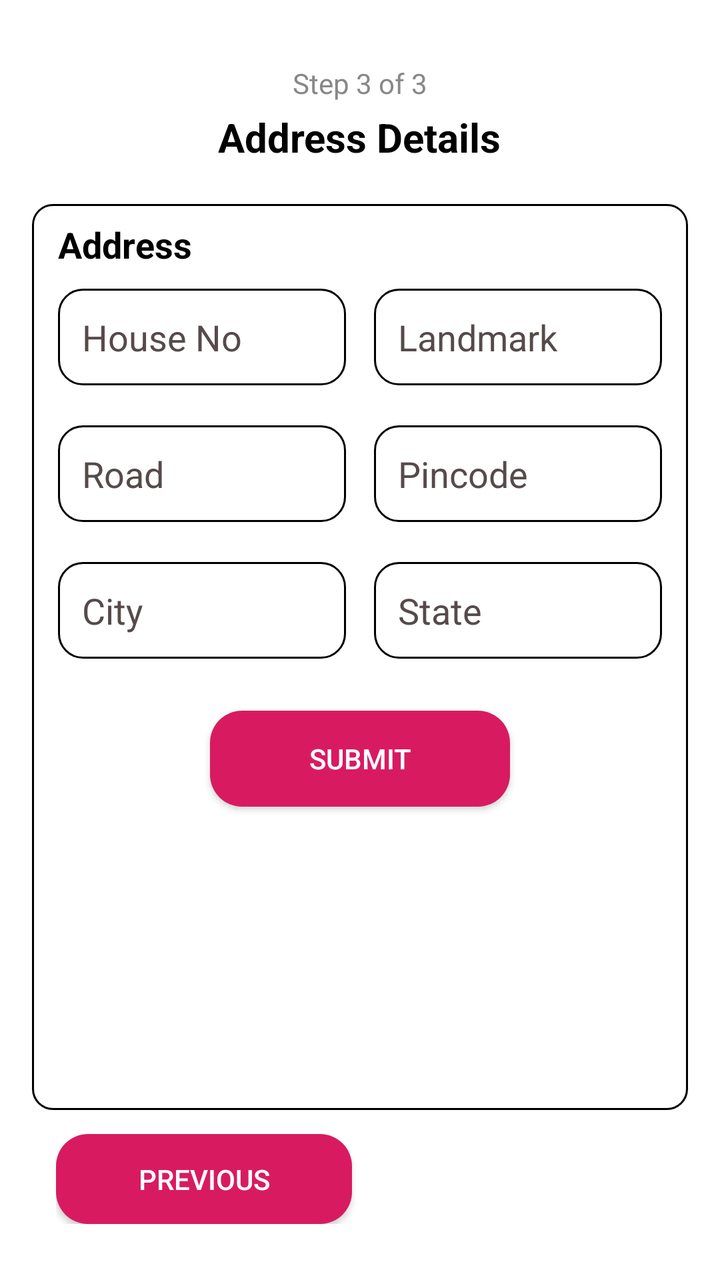
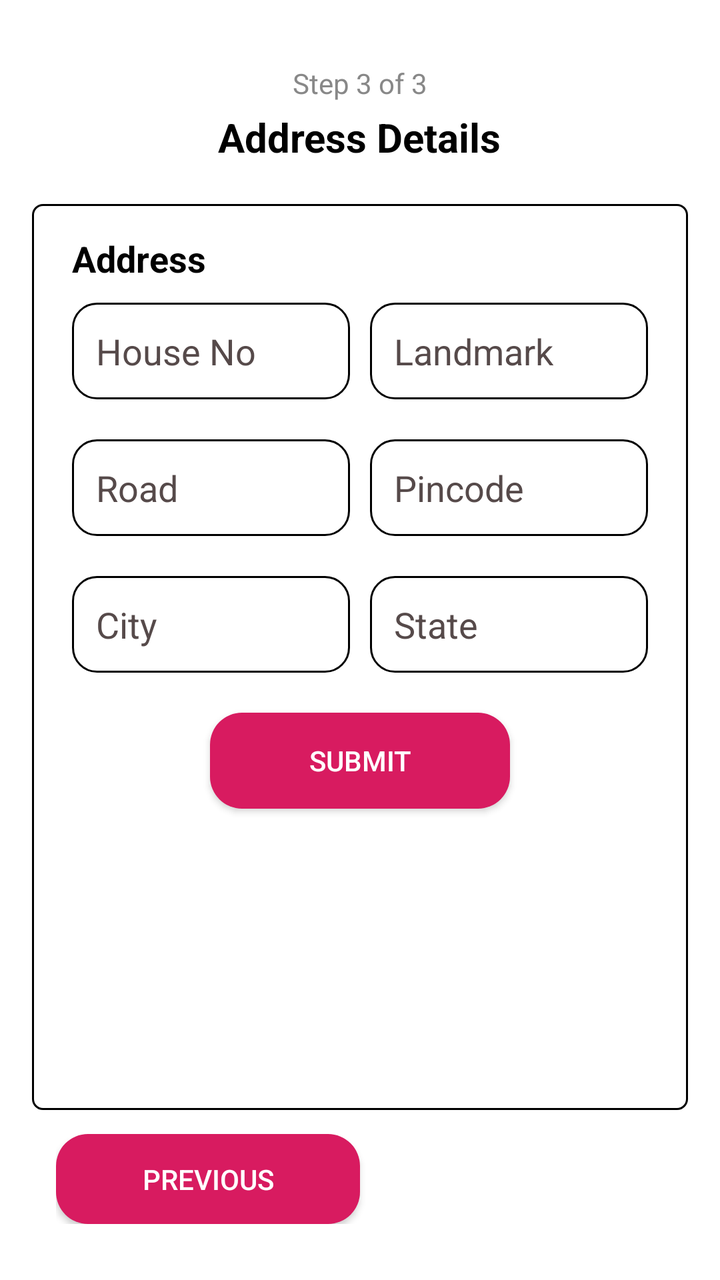

Before-and-after screenshots of an Android layout around one commit, followed by the original layout XML and the change that was made.
<!-- AndroidManifest.xml: application theme Theme.EmergencySOS -->
<!-- res/layout/activity_address.xml -->
<?xml version="1.0" encoding="utf-8"?>
<RelativeLayout xmlns:android="http://schemas.android.com/apk/res/android"
    xmlns:app="http://schemas.android.com/apk/res-auto"
    xmlns:tools="http://schemas.android.com/tools"
    android:id="@+id/main"
    android:layout_width="match_parent"
    android:layout_height="match_parent"
    android:background="@color/white"
    android:padding="16dp"
    tools:context=".Screens.AddressActivity">

    
    <LinearLayout
        android:id="@+id/headerLayout"
        android:layout_width="match_parent"
        android:layout_height="wrap_content"
        android:orientation="vertical"
        android:gravity="center_horizontal"
        android:paddingTop="16dp"
        android:paddingBottom="10dp">

        <TextView
            android:id="@+id/tvStep"
            android:layout_width="wrap_content"
            android:layout_height="wrap_content"
            android:text="Step 3 of 3"
            android:textSize="14sp"
            android:textColor="#888888" />

        <TextView
            android:id="@+id/tvPageTitle"
            android:layout_width="wrap_content"
            android:layout_height="wrap_content"
            android:text="Address Details"
            android:textSize="20sp"
            android:textStyle="bold"
            android:textColor="@color/black"
            android:layout_marginTop="4dp" />
    </LinearLayout>

    
    <ScrollView
        android:id="@+id/scrollView"
        android:layout_width="match_parent"
        android:layout_height="match_parent"
        android:layout_below="@id/headerLayout"
        android:layout_above="@+id/buttonContainer"
        android:layout_marginTop="10dp"
        android:fillViewport="true">

        <LinearLayout
            android:layout_width="match_parent"
            android:layout_height="wrap_content"
            android:orientation="vertical"
            android:padding="3dp"
            android:background="@drawable/linear_bg">

            <TextView
                android:layout_width="wrap_content"
                android:layout_height="wrap_content"
                android:text="Address"
                android:textStyle="bold"
                android:textColor="@color/black"
                android:textSize="18sp"
                android:layout_marginStart="10dp"
                android:layout_marginTop="5dp" />

            
            <LinearLayout
                android:layout_width="match_parent"
                android:layout_height="wrap_content"
                android:padding="10dp"
                android:orientation="horizontal">

                <EditText
                    android:id="@+id/ethouseno"
                    android:layout_width="0dp"
                    android:layout_height="wrap_content"
                    android:hint="House No"
                    android:layout_weight="1"
                    android:layout_marginEnd="7dp"
                    android:textColor="@color/black"
                    android:textColorHint="#564A4A"
                    android:background="@drawable/edittext_bg"
                    android:padding="12dp"
                    android:inputType="textPostalAddress" />

                <EditText
                    android:id="@+id/etlandmark"
                    android:layout_width="0dp"
                    android:layout_height="wrap_content"
                    android:hint="Landmark"
                    android:layout_weight="1"
                    android:layout_marginStart="7dp"
                    android:textColor="@color/black"
                    android:textColorHint="#564A4A"
                    android:background="@drawable/edittext_bg"
                    android:padding="12dp"
                    android:inputType="textPostalAddress" />
            </LinearLayout>

            
            <LinearLayout
                android:layout_width="match_parent"
                android:layout_height="wrap_content"
                android:padding="10dp"
                android:orientation="horizontal">

                <EditText
                    android:id="@+id/etRoad"
                    android:layout_width="0dp"
                    android:layout_height="wrap_content"
                    android:hint="Road"
                    android:layout_weight="1"
                    android:layout_marginEnd="7dp"
                    android:textColor="@color/black"
                    android:textColorHint="#564A4A"
                    android:background="@drawable/edittext_bg"
                    android:padding="12dp"
                    android:inputType="textPostalAddress" />

                <EditText
                    android:id="@+id/etPincode"
                    android:layout_width="0dp"
                    android:layout_height="wrap_content"
                    android:hint="Pincode"
                    android:layout_weight="1"
                    android:layout_marginStart="7dp"
                    android:textColor="@color/black"
                    android:textColorHint="#564A4A"
                    android:background="@drawable/edittext_bg"
                    android:padding="12dp"
                    android:inputType="number" />
            </LinearLayout>

            
            <LinearLayout
                android:layout_width="match_parent"
                android:layout_height="wrap_content"
                android:padding="10dp"
                android:orientation="horizontal">

                <EditText
                    android:id="@+id/etcity"
                    android:layout_width="0dp"
                    android:layout_height="wrap_content"
                    android:hint="City"
                    android:layout_weight="1"
                    android:layout_marginEnd="7dp"
                    android:textColor="@color/black"
                    android:textColorHint="#564A4A"
                    android:background="@drawable/edittext_bg"
                    android:padding="12dp"
                    android:inputType="textPostalAddress" />

                <EditText
                    android:id="@+id/etstate"
                    android:layout_width="0dp"
                    android:layout_height="wrap_content"
                    android:hint="State"
                    android:layout_weight="1"
                    android:layout_marginStart="7dp"
                    android:textColor="@color/black"
                    android:textColorHint="#564A4A"
                    android:background="@drawable/edittext_bg"
                    android:padding="12dp"
                    android:inputType="textPostalAddress" />
            </LinearLayout>

            
            <androidx.appcompat.widget.AppCompatButton
                android:id="@+id/btnSubmit"
                android:layout_width="wrap_content"
                android:layout_height="wrap_content"
                android:text="Submit"
                android:layout_gravity="center"
                android:minWidth="150dp"
                android:layout_margin="16dp"
                android:textColor="@android:color/white"
                android:background="@drawable/signupbutton_bg" />
        </LinearLayout>
    </ScrollView>

    
    <LinearLayout
        android:id="@+id/buttonContainer"
        android:layout_width="match_parent"
        android:layout_height="wrap_content"
        android:layout_alignParentBottom="true"
        android:orientation="horizontal"
        android:padding="12dp"
        android:weightSum="2">

        <androidx.appcompat.widget.AppCompatButton
            android:id="@+id/btnPrevious"
            android:layout_width="0dp"
            android:layout_height="45dp"
            android:layout_weight="1"
            android:layout_marginEnd="8dp"
            android:text="Previous"
            android:textColor="@android:color/white"
            android:background="@drawable/signupbutton_bg" />
    </LinearLayout>

</RelativeLayout>
<!-- resources referenced by this layout -->
<resources>
  <color name="black">#FF000000</color>
  <color name="white">#FFFFFFFF</color>
  <!-- drawable edittext_bg (drawable) -->
  <shape xmlns:android="http://schemas.android.com/apk/res/android"
      android:shape="rectangle">
      <solid android:color="#FFFFFF" />
      <stroke
          android:width="1dp"
          android:color="#000" />
      <corners android:radius="12dp" />
  </shape>
  <!-- drawable linear_bg (drawable) -->
  <?xml version="1.0" encoding="utf-8"?>
  <shape xmlns:android="http://schemas.android.com/apk/res/android">
  
   <solid
    android:color="#fff"/>
  
  <stroke
      android:color="@color/black"
      android:width="1dp"/>
   <corners
       android:radius="10dp"/>
  </shape>
  <!-- drawable signupbutton_bg (drawable) -->
  <shape xmlns:android="http://schemas.android.com/apk/res/android"
      android:shape="rectangle">
      <solid android:color="#D81B60" />
      <corners android:radius="16dp" />
  </shape>
  <style name="Theme.EmergencySOS" parent="Base.Theme.EmergencySOS" />
  <style name="Base.Theme.EmergencySOS" parent="Theme.Material3.DayNight.NoActionBar">
          
          
      </style>
</resources>

<!-- the commit's change to res/layout/activity_address.xml (unified diff, before → after) -->
@@ -1,23 +1,26 @@
 <?xml version="1.0" encoding="utf-8"?>
-<RelativeLayout xmlns:android="http://schemas.android.com/apk/res/android"
+<androidx.constraintlayout.widget.ConstraintLayout
+    xmlns:android="http://schemas.android.com/apk/res/android"
     xmlns:app="http://schemas.android.com/apk/res-auto"
     xmlns:tools="http://schemas.android.com/tools"
-    android:id="@+id/main"
     android:layout_width="match_parent"
     android:layout_height="match_parent"
+    android:padding="16dp"
     android:background="@color/white"
-    android:padding="16dp"
-    tools:context=".Screens.AddressActivity">
+    tools:context=".Screens.Activitys.AddressActivity">
 
     
     <LinearLayout
         android:id="@+id/headerLayout"
-        android:layout_width="match_parent"
+        android:layout_width="0dp"
         android:layout_height="wrap_content"
+        android:gravity="center_horizontal"
         android:orientation="vertical"
-        android:gravity="center_horizontal"
         android:paddingTop="16dp"
-        android:paddingBottom="10dp">
+        android:paddingBottom="10dp"
+        app:layout_constraintTop_toTopOf="parent"
+        app:layout_constraintStart_toStartOf="parent"
+        app:layout_constraintEnd_toEndOf="parent">
 
         <TextView
             android:id="@+id/tvStep"
@@ -41,27 +44,29 @@
     
     <ScrollView
         android:id="@+id/scrollView"
-        android:layout_width="match_parent"
-        android:layout_height="match_parent"
-        android:layout_below="@id/headerLayout"
-        android:layout_above="@+id/buttonContainer"
+        android:layout_width="0dp"
+        android:layout_height="0dp"
+        android:fillViewport="true"
         android:layout_marginTop="10dp"
-        android:fillViewport="true">
+        app:layout_constraintTop_toBottomOf="@id/headerLayout"
+        app:layout_constraintBottom_toTopOf="@id/buttonContainer"
+        app:layout_constraintStart_toStartOf="parent"
+        app:layout_constraintEnd_toEndOf="parent">
 
         <LinearLayout
             android:layout_width="match_parent"
             android:layout_height="wrap_content"
             android:orientation="vertical"
-            android:padding="3dp"
+            android:padding="10dp"
             android:background="@drawable/linear_bg">
 
             <TextView
                 android:layout_width="wrap_content"
                 android:layout_height="wrap_content"
                 android:text="Address"
+                android:textSize="18sp"
                 android:textStyle="bold"
                 android:textColor="@color/black"
-                android:textSize="18sp"
                 android:layout_marginStart="10dp"
                 android:layout_marginTop="5dp" />
 
@@ -69,102 +74,103 @@
             <LinearLayout
                 android:layout_width="match_parent"
                 android:layout_height="wrap_content"
-                android:padding="10dp"
-                android:orientation="horizontal">
+                android:orientation="horizontal"
+                android:padding="10dp">
 
                 <EditText
                     android:id="@+id/ethouseno"
                     android:layout_width="0dp"
                     android:layout_height="wrap_content"
+                    android:layout_weight="1"
                     android:hint="House No"
-                    android:layout_weight="1"
-                    android:layout_marginEnd="7dp"
-                    android:textColor="@color/black"
-                    android:textColorHint="#564A4A"
-                    android:background="@drawable/edittext_bg"
-                    android:padding="12dp"
-                    android:inputType="textPostalAddress" />
+                    android:textColor="@color/black"
+                    android:textColorHint="#564A4A"
+                    android:background="@drawable/edittext_bg"
+                    android:padding="12dp" />
+
+                <Space
+                    android:layout_width="10dp"
+                    android:layout_height="wrap_content"/>
 
                 <EditText
                     android:id="@+id/etlandmark"
                     android:layout_width="0dp"
                     android:layout_height="wrap_content"
+                    android:layout_weight="1"
                     android:hint="Landmark"
-                    android:layout_weight="1"
-                    android:layout_marginStart="7dp"
-                    android:textColor="@color/black"
-                    android:textColorHint="#564A4A"
-                    android:background="@drawable/edittext_bg"
-                    android:padding="12dp"
-                    android:inputType="textPostalAddress" />
+                    android:textColor="@color/black"
+                    android:textColorHint="#564A4A"
+                    android:background="@drawable/edittext_bg"
+                    android:padding="12dp" />
             </LinearLayout>
 
             
             <LinearLayout
                 android:layout_width="match_parent"
                 android:layout_height="wrap_content"
-                android:padding="10dp"
-                android:orientation="horizontal">
+                android:orientation="horizontal"
+                android:padding="10dp">
 
                 <EditText
                     android:id="@+id/etRoad"
                     android:layout_width="0dp"
                     android:layout_height="wrap_content"
+                    android:layout_weight="1"
                     android:hint="Road"
-                    android:layout_weight="1"
-                    android:layout_marginEnd="7dp"
-                    android:textColor="@color/black"
-                    android:textColorHint="#564A4A"
-                    android:background="@drawable/edittext_bg"
-                    android:padding="12dp"
-                    android:inputType="textPostalAddress" />
+                    android:textColor="@color/black"
+                    android:textColorHint="#564A4A"
+                    android:background="@drawable/edittext_bg"
+                    android:padding="12dp" />
+
+                <Space
+                    android:layout_width="10dp"
+                    android:layout_height="wrap_content"/>
 
                 <EditText
                     android:id="@+id/etPincode"
                     android:layout_width="0dp"
                     android:layout_height="wrap_content"
+                    android:layout_weight="1"
                     android:hint="Pincode"
-                    android:layout_weight="1"
-                    android:layout_marginStart="7dp"
-                    android:textColor="@color/black"
-                    android:textColorHint="#564A4A"
-                    android:background="@drawable/edittext_bg"
-                    android:padding="12dp"
-                    android:inputType="number" />
+                    android:inputType="number"
+                    android:textColor="@color/black"
+                    android:textColorHint="#564A4A"
+                    android:background="@drawable/edittext_bg"
+                    android:padding="12dp" />
             </LinearLayout>
 
             
             <LinearLayout
                 android:layout_width="match_parent"
                 android:layout_height="wrap_content"
-                android:padding="10dp"
-                android:orientation="horizontal">
+                android:orientation="horizontal"
+                android:padding="10dp">
 
                 <EditText
                     android:id="@+id/etcity"
                     android:layout_width="0dp"
                     android:layout_height="wrap_content"
+                    android:layout_weight="1"
                     android:hint="City"
-                    android:layout_weight="1"
-                    android:layout_marginEnd="7dp"
-                    android:textColor="@color/black"
-                    android:textColorHint="#564A4A"
-                    android:background="@drawable/edittext_bg"
-                    android:padding="12dp"
-                    android:inputType="textPostalAddress" />
+                    android:textColor="@color/black"
+                    android:textColorHint="#564A4A"
+                    android:background="@drawable/edittext_bg"
+                    android:padding="12dp" />
+
+                <Space
+                    android:layout_width="10dp"
+                    android:layout_height="wrap_content"/>
 
                 <EditText
                     android:id="@+id/etstate"
                     android:layout_width="0dp"
                     android:layout_height="wrap_content"
+                    android:layout_weight="1"
                     android:hint="State"
-                    android:layout_weight="1"
-                    android:layout_marginStart="7dp"
-                    android:textColor="@color/black"
-                    android:textColorHint="#564A4A"
-                    android:background="@drawable/edittext_bg"
-                    android:padding="12dp"
-                    android:inputType="textPostalAddress" />
+                    android:textColor="@color/black"
+                    android:textColorHint="#564A4A"
+                    android:background="@drawable/edittext_bg"
+                    android:padding="12dp" />
             </LinearLayout>
 
             
@@ -172,34 +178,35 @@
                 android:id="@+id/btnSubmit"
                 android:layout_width="wrap_content"
                 android:layout_height="wrap_content"
-                android:text="Submit"
                 android:layout_gravity="center"
                 android:minWidth="150dp"
-                android:layout_margin="16dp"
+                android:layout_margin="10dp"
+                android:text="Submit"
                 android:textColor="@android:color/white"
-                android:background="@drawable/signupbutton_bg" />
+                android:background="@drawable/signupbutton_bg"/>
         </LinearLayout>
     </ScrollView>
 
     
     <LinearLayout
         android:id="@+id/buttonContainer"
-        android:layout_width="match_parent"
+        android:layout_width="0dp"
         android:layout_height="wrap_content"
-        android:layout_alignParentBottom="true"
+        android:padding="12dp"
         android:orientation="horizontal"
-        android:padding="12dp"
-        android:weightSum="2">
+        android:weightSum="2"
+        app:layout_constraintStart_toStartOf="parent"
+        app:layout_constraintEnd_toEndOf="parent"
+        app:layout_constraintBottom_toBottomOf="parent">
 
         <androidx.appcompat.widget.AppCompatButton
             android:id="@+id/btnPrevious"
             android:layout_width="0dp"
             android:layout_height="45dp"
             android:layout_weight="1"
-            android:layout_marginEnd="8dp"
             android:text="Previous"
             android:textColor="@android:color/white"
-            android:background="@drawable/signupbutton_bg" />
+            android:background="@drawable/signupbutton_bg"/>
     </LinearLayout>
 
-</RelativeLayout>
+</androidx.constraintlayout.widget.ConstraintLayout>
<!-- resource entries referenced after the edit -->
@@ -22,7 +22,7 @@
       android:color="@color/black"
       android:width="1dp"/>
    <corners
-       android:radius="10dp"/>
+       android:radius="5dp"/>
   </shape>
   <!-- drawable signupbutton_bg (drawable) -->
   <shape xmlns:android="http://schemas.android.com/apk/res/android"
